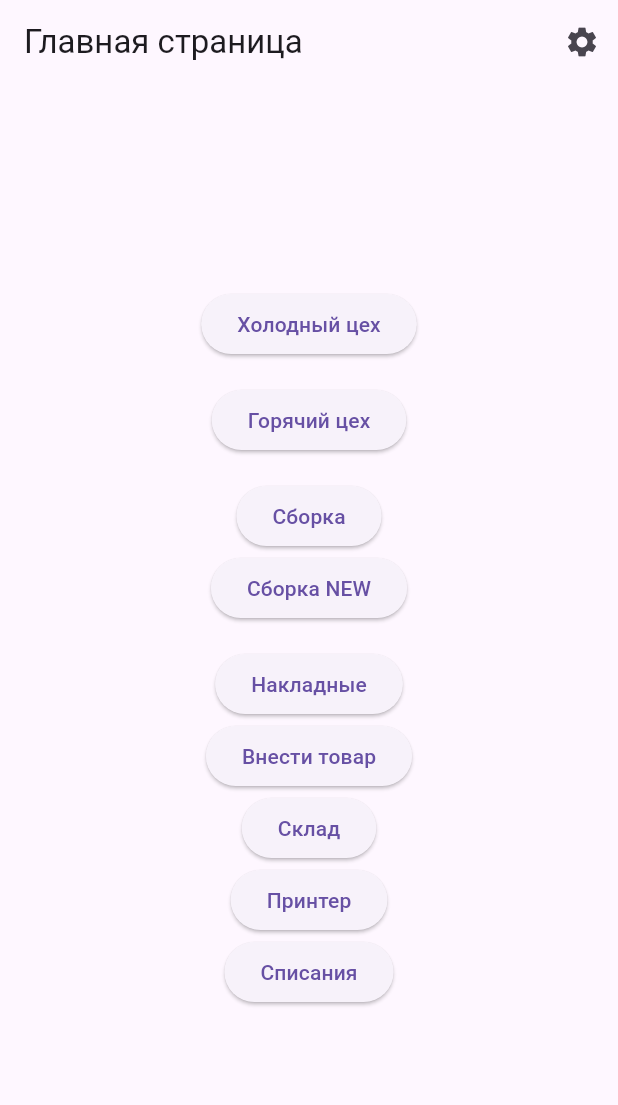
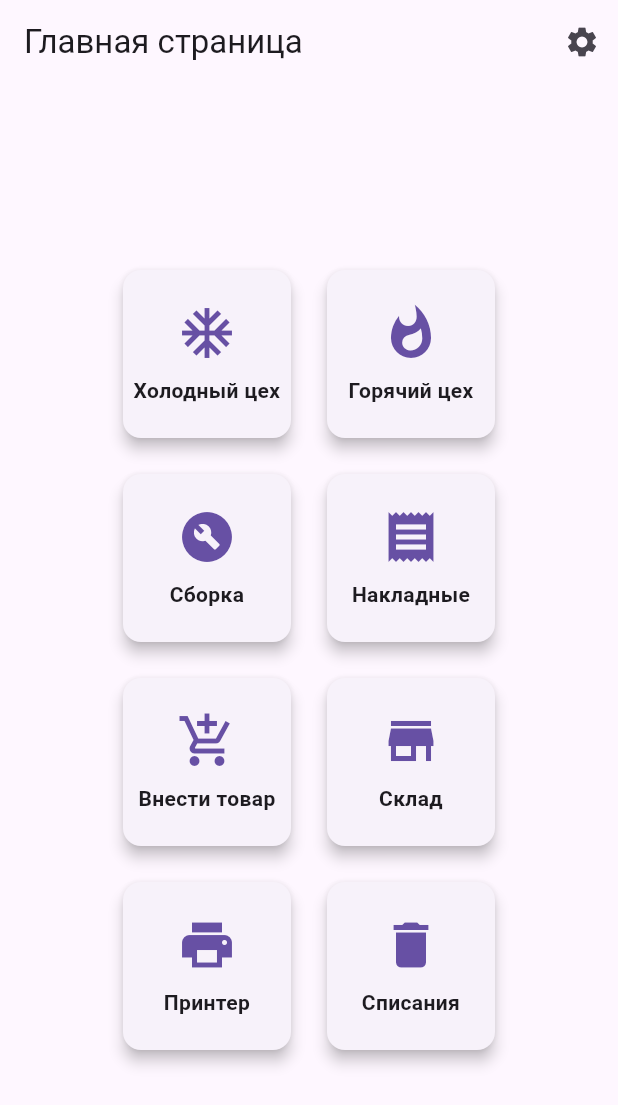
Before and after one commit to losevdmitriy/flutter_kds, a Flutter app: the screen it shows after launch, on a phone screen of 412 x 824 dp. Shown: the top 1105 px of the screen. Run offline on Flutter 3.47's test engine with Material 3 defaults, Android fonts, the phone set to English and light mode, and no system bars; our stand-ins replace flutter_dotenv, searchfield; missing offline and left inert: dart:ffi, flutter_ringtone_player, regexed_validator, stomp_dart_client.

Commit message:
some updates

```diff
--- a/lib/src/page/start_page.dart
+++ b/lib/src/page/start_page.dart
@@ -3,10 +3,11 @@ import 'package:flutter_ringtone_player/flutter_ringtone_player.dart';
 import 'package:flutter_iem_new/src/widgets/ip_input_dialog.dart';
 import 'package:flutter_iem_new/src/page/all_invoices_act_page.dart';
 
+import '../widgets/menu_item.dart';
+
 class StartPage extends StatelessWidget {
   const StartPage({Key? key}) : super(key: key);
 
-  /// Открывает диалог настройки IP-адреса и порта
   void _showIpDialog(BuildContext context) {
     showDialog(
       context: context,
@@ -34,12 +35,17 @@ class StartPage extends StatelessWidget {
         ],
       ),
       body: Center(
-        child: Column(
-          mainAxisAlignment: MainAxisAlignment.center,
+        child: Padding(
+          padding: const EdgeInsets.all(16.0),
+          child: Wrap(
+            alignment: WrapAlignment.spaceEvenly,
+            spacing: 16,
+            runSpacing: 16,
             children: [
-            ElevatedButton(
-              child: const Text("Холодный цех"),
-              onPressed: () {
+              MenuItem(
+                icon: Icons.ac_unit,
+                title: "Холодный цех",
+                onTap: () {
                   Navigator.pushNamed(
                     context,
                     '/chef',
@@ -47,10 +53,10 @@ class StartPage extends StatelessWidget {
                   );
                 },
               ),
-            const SizedBox(height: 16),
-            ElevatedButton(
-              child: const Text("Горячий цех"),
-              onPressed: () {
+              MenuItem(
+                icon: Icons.whatshot,
+                title: "Горячий цех",
+                onTap: () {
                   Navigator.pushNamed(
                     context,
                     '/chef',
@@ -58,20 +64,10 @@ class StartPage extends StatelessWidget {
                   );
                 },
               ),
-            const SizedBox(height: 16),
-            ElevatedButton(
-              child: const Text("Сборка"),
-              onPressed: () {
-                Navigator.pushNamed(
-                  context,
-                  '/chef',
-                  arguments: {"screenId": "3", "screenName": "Сборка"},
-                );
-              },
-            ),
-            ElevatedButton(
-              child: const Text("Сборка NEW"),
-              onPressed: () {
+              MenuItem(
+                icon: Icons.build_circle,
+                title: "Сборка",
+                onTap: () {
                   Navigator.pushNamed(
                     context,
                     '/collect',
@@ -79,10 +75,10 @@ class StartPage extends StatelessWidget {
                   );
                 },
               ),
-            const SizedBox(height: 16),
-            ElevatedButton(
-              child: const Text("Накладные"),
-              onPressed: () {
+              MenuItem(
+                icon: Icons.receipt,
+                title: "Накладные",
+                onTap: () {
                   Navigator.push(
                     context,
                     MaterialPageRoute(
@@ -91,44 +87,36 @@ class StartPage extends StatelessWidget {
                   );
                 },
               ),
-            ElevatedButton(
-              child: const Text("Внести товар"),
-              onPressed: () {
-                Navigator.pushNamed(
-                  context,
-                  '/addPrepack',
-                );
+              MenuItem(
+                icon: Icons.add_shopping_cart,
+                title: "Внести товар",
+                onTap: () {
+                  Navigator.pushNamed(context, '/addPrepack');
                 },
               ),
-            ElevatedButton(
-              child: const Text("Склад"),
-              onPressed: () {
-                Navigator.pushNamed(
-                  context,
-                  '/warehouse',
-                );
+              MenuItem(
+                icon: Icons.store,
+                title: "Склад",
+                onTap: () {
+                  Navigator.pushNamed(context, '/warehouse');
                 },
               ),
-            ElevatedButton(
-              child: const Text("Принтер"),
-              onPressed: () {
-                Navigator.pushNamed(
-                  context,
-                  '/print',
-                );
+              MenuItem(
+                icon: Icons.print,
+                title: "Принтер",
+                onTap: () {
+                  Navigator.pushNamed(context, '/print');
                 },
               ),
-            ElevatedButton(
-              child: const Text("Списания"),
-              onPressed: () {
-                Navigator.pushNamed(
-                  context,
-                  '/writeOff',
-                );
+              MenuItem(
+                icon: Icons.delete,
+                title: "Списания",
+                onTap: () {
+                  Navigator.pushNamed(context, '/writeOff');
                 },
               ),
-            const SizedBox(height: 16),
             ],
+          ),
         ),
       ),
     );
--- /dev/null
+++ b/lib/src/widgets/menu_item.dart
@@ -0,0 +1,38 @@
+import 'package:flutter/material.dart';
+
+class MenuItem extends StatelessWidget {
+  final IconData icon;
+  final String title;
+  final VoidCallback onTap;
+
+  const MenuItem({required this.icon, required this.title, required this.onTap, Key? key})
+      : super(key: key);
+
+  @override
+  Widget build(BuildContext context) {
+    return Container(
+      width: 120,
+      height: 120,
+      child: Card(
+        elevation: 4,
+        shape: RoundedRectangleBorder(borderRadius: BorderRadius.circular(12)),
+        child: InkWell(
+          onTap: onTap,
+          borderRadius: BorderRadius.circular(12),
+          child: Column(
+            mainAxisAlignment: MainAxisAlignment.center,
+            children: [
+              Icon(icon, size: 40, color: Theme.of(context).primaryColor),
+              const SizedBox(height: 8),
+              Text(
+                title,
+                style: const TextStyle(fontSize: 14, fontWeight: FontWeight.bold),
+                textAlign: TextAlign.center,
+              ),
+            ],
+          ),
+        ),
+      ),
+    );
+  }
+}
```
Also changed, not shown: lib/src/page/chef_screen_page.dart (+13 -5 lines), 2 other files. Lines whose indentation alone changed are shown as unchanged.
